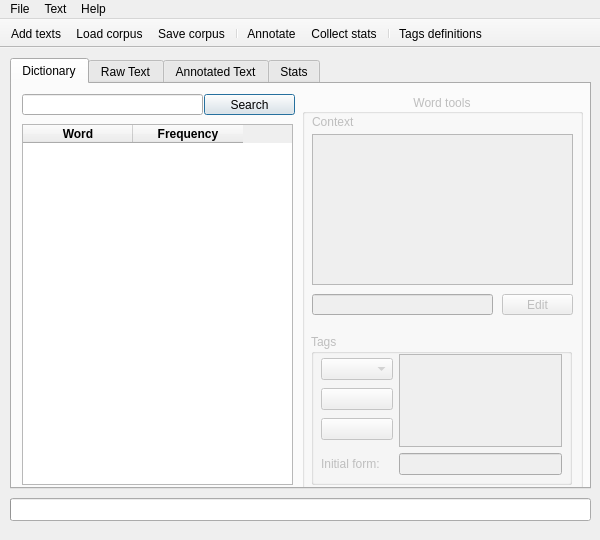
The window that App/app_window.ui (vladrrv/BSU-NLP) describes before a commit, drawn with Qt 5.
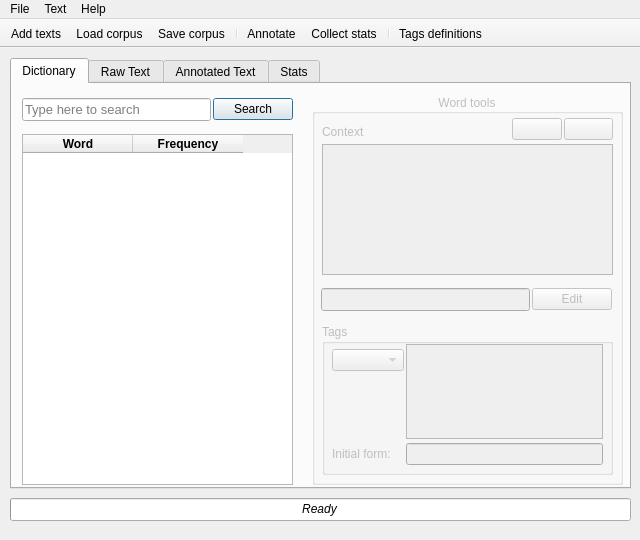
The same window after the commit. The open tabs and pages were chosen to show the change. Icons and pictures are not drawn.

The edit to the form file:
```diff
--- a/App/app_window.ui
+++ b/App/app_window.ui
@@ -6,7 +6,7 @@
    <rect>
     <x>0</x>
     <y>0</y>
-    <width>600</width>
+    <width>640</width>
     <height>540</height>
    </rect>
   </property>
@@ -18,18 +18,28 @@
   </property>
   <property name="minimumSize">
    <size>
-    <width>600</width>
+    <width>640</width>
     <height>540</height>
    </size>
   </property>
   <property name="maximumSize">
    <size>
-    <width>600</width>
+    <width>640</width>
     <height>540</height>
    </size>
   </property>
   <property name="windowTitle">
-   <string>Smart Dictionary</string>
+   <string>Smart Text Processor</string>
+  </property>
+  <property name="windowIcon">
+   <iconset resource="App.qrc">
+    <normaloff>:/icon/24x24/23.png</normaloff>:/icon/24x24/23.png</iconset>
+  </property>
+  <property name="iconSize">
+   <size>
+    <width>24</width>
+    <height>24</height>
+   </size>
   </property>
   <widget class="QWidget" name="centralwidget">
    <widget class="QProgressBar" name="progressBar">
@@ -37,7 +47,7 @@
      <rect>
       <x>10</x>
       <y>450</y>
-      <width>581</width>
+      <width>621</width>
       <height>23</height>
      </rect>
     </property>
@@ -53,7 +63,7 @@
      <rect>
       <x>10</x>
       <y>10</y>
-      <width>581</width>
+      <width>621</width>
       <height>431</height>
      </rect>
     </property>
@@ -68,9 +78,9 @@
       <property name="geometry">
        <rect>
         <x>10</x>
-        <y>40</y>
+        <y>50</y>
         <width>271</width>
-        <height>361</height>
+        <height>351</height>
        </rect>
       </property>
       <property name="editTriggers">
@@ -149,46 +159,16 @@
        </property>
       </column>
      </widget>
-     <widget class="QPushButton" name="pb_search">
-      <property name="geometry">
-       <rect>
-        <x>192</x>
-        <y>10</y>
-        <width>91</width>
-        <height>21</height>
-       </rect>
-      </property>
-      <property name="text">
-       <string>Search</string>
-      </property>
-      <property name="icon">
-       <iconset resource="App.qrc">
-        <normaloff>:/icon/24/objects/magnifier.png</normaloff>:/icon/24/objects/magnifier.png</iconset>
-      </property>
-      <property name="default">
-       <bool>true</bool>
-      </property>
-     </widget>
-     <widget class="QLineEdit" name="le_search">
-      <property name="geometry">
-       <rect>
-        <x>10</x>
-        <y>10</y>
-        <width>181</width>
-        <height>21</height>
-       </rect>
-      </property>
-     </widget>
      <widget class="QGroupBox" name="gb_word">
       <property name="enabled">
        <bool>false</bool>
       </property>
       <property name="geometry">
        <rect>
-        <x>290</x>
+        <x>300</x>
         <y>10</y>
-        <width>281</width>
-        <height>401</height>
+        <width>311</width>
+        <height>391</height>
        </rect>
       </property>
       <property name="title">
@@ -201,30 +181,17 @@
        <property name="geometry">
         <rect>
          <x>10</x>
-         <y>40</y>
-         <width>261</width>
-         <height>151</height>
+         <y>50</y>
+         <width>291</width>
+         <height>131</height>
         </rect>
        </property>
       </widget>
-      <widget class="QLineEdit" name="le_editword">
-       <property name="geometry">
-        <rect>
-         <x>10</x>
-         <y>200</y>
-         <width>181</width>
-         <height>21</height>
-        </rect>
-       </property>
-       <property name="readOnly">
-        <bool>true</bool>
-       </property>
-      </widget>
       <widget class="QLabel" name="label_context">
        <property name="geometry">
         <rect>
          <x>10</x>
-         <y>20</y>
+         <y>30</y>
          <width>55</width>
          <height>16</height>
         </rect>
@@ -233,29 +200,12 @@
         <string>Context</string>
        </property>
       </widget>
-      <widget class="QPushButton" name="pb_edit">
-       <property name="geometry">
-        <rect>
-         <x>200</x>
-         <y>200</y>
-         <width>71</width>
-         <height>21</height>
-        </rect>
-       </property>
-       <property name="text">
-        <string>Edit</string>
-       </property>
-       <property name="icon">
-        <iconset resource="App.qrc">
-         <normaloff>:/icon/24/office/pencil_green.png</normaloff>:/icon/24/office/pencil_green.png</iconset>
-       </property>
-      </widget>
       <widget class="QGroupBox" name="groupBox">
        <property name="geometry">
         <rect>
-         <x>9</x>
-         <y>240</y>
-         <width>261</width>
+         <x>10</x>
+         <y>230</y>
+         <width>291</width>
          <height>151</height>
         </rect>
        </property>
@@ -267,11 +217,17 @@
          <rect>
           <x>10</x>
           <y>20</y>
-          <width>241</width>
+          <width>271</width>
           <height>121</height>
          </rect>
         </property>
         <layout class="QGridLayout" name="gridLayout">
+         <property name="horizontalSpacing">
+          <number>2</number>
+         </property>
+         <property name="verticalSpacing">
+          <number>4</number>
+         </property>
          <item row="1" column="1">
           <widget class="QLineEdit" name="le_initform">
            <property name="enabled">
@@ -313,7 +269,10 @@
              </property>
              <property name="icon">
               <iconset resource="App.qrc">
-               <normaloff>:/icon/24/abstract/plus_green.png</normaloff>:/icon/24/abstract/plus_green.png</iconset>
+               <normaloff>:/icon/24x24/60.png</normaloff>:/icon/24x24/60.png</iconset>
+             </property>
+             <property name="flat">
+              <bool>true</bool>
              </property>
             </widget>
            </item>
@@ -330,7 +289,10 @@
              </property>
              <property name="icon">
               <iconset resource="App.qrc">
-               <normaloff>:/icon/24/abstract/minus_red.png</normaloff>:/icon/24/abstract/minus_red.png</iconset>
+               <normaloff>:/icon/24x24/59.png</normaloff>:/icon/24x24/59.png</iconset>
+             </property>
+             <property name="flat">
+              <bool>true</bool>
              </property>
             </widget>
            </item>
@@ -339,6 +301,128 @@
         </layout>
        </widget>
       </widget>
+      <widget class="QWidget" name="horizontalLayoutWidget">
+       <property name="geometry">
+        <rect>
+         <x>200</x>
+         <y>20</y>
+         <width>101</width>
+         <height>31</height>
+        </rect>
+       </property>
+       <layout class="QHBoxLayout" name="horizontalLayout">
+        <property name="spacing">
+         <number>2</number>
+        </property>
+        <item>
+         <widget class="QPushButton" name="pb_prev">
+          <property name="text">
+           <string/>
+          </property>
+          <property name="icon">
+           <iconset resource="App.qrc">
+            <normaloff>:/icon/24x24/56.png</normaloff>:/icon/24x24/56.png</iconset>
+          </property>
+         </widget>
+        </item>
+        <item>
+         <widget class="QPushButton" name="pb_next">
+          <property name="text">
+           <string/>
+          </property>
+          <property name="icon">
+           <iconset resource="App.qrc">
+            <normaloff>:/icon/24x24/57.png</normaloff>:/icon/24x24/57.png</iconset>
+          </property>
+         </widget>
+        </item>
+       </layout>
+      </widget>
+      <widget class="QWidget" name="horizontalLayoutWidget_2">
+       <property name="geometry">
+        <rect>
+         <x>9</x>
+         <y>190</y>
+         <width>291</width>
+         <height>31</height>
+        </rect>
+       </property>
+       <layout class="QHBoxLayout" name="horizontalLayout_2">
+        <property name="spacing">
+         <number>2</number>
+        </property>
+        <item>
+         <widget class="QLineEdit" name="le_editword">
+          <property name="font">
+           <font>
+            <pointsize>10</pointsize>
+           </font>
+          </property>
+          <property name="readOnly">
+           <bool>true</bool>
+          </property>
+         </widget>
+        </item>
+        <item>
+         <widget class="QPushButton" name="pb_edit">
+          <property name="text">
+           <string>Edit</string>
+          </property>
+          <property name="icon">
+           <iconset resource="App.qrc">
+            <normaloff>:/icon/24/office/pencil_green.png</normaloff>:/icon/24/office/pencil_green.png</iconset>
+          </property>
+         </widget>
+        </item>
+       </layout>
+      </widget>
+     </widget>
+     <widget class="QWidget" name="horizontalLayoutWidget_3">
+      <property name="geometry">
+       <rect>
+        <x>10</x>
+        <y>10</y>
+        <width>271</width>
+        <height>31</height>
+       </rect>
+      </property>
+      <layout class="QHBoxLayout" name="horizontalLayout_3">
+       <property name="spacing">
+        <number>2</number>
+       </property>
+       <item>
+        <widget class="QLineEdit" name="le_search">
+         <property name="font">
+          <font>
+           <pointsize>10</pointsize>
+          </font>
+         </property>
+         <property name="text">
+          <string/>
+         </property>
+         <property name="placeholderText">
+          <string>Type here to search</string>
+         </property>
+        </widget>
+       </item>
+       <item>
+        <widget class="QPushButton" name="pb_search">
+         <property name="text">
+          <string>Search</string>
+         </property>
+         <property name="icon">
+          <iconset resource="App.qrc">
+           <normaloff>:/icon/24x24/84.png</normaloff>:/icon/24x24/84.png</iconset>
+         </property>
+         <property name="default">
+          <bool>true</bool>
+         </property>
+         <property name="flat">
+          <bool>false</bool>
+         </property>
+        </widget>
+       </item>
+      </layout>
      </widget>
     </widget>
     <widget class="QWidget" name="tab_4">
@@ -492,14 +576,35 @@
      </widget>
     </widget>
    </widget>
+   <widget class="QLabel" name="label_progress">
+    <property name="geometry">
+     <rect>
+      <x>14</x>
+      <y>450</y>
+      <width>611</width>
+      <height>21</height>
+     </rect>
+    </property>
+    <property name="font">
+     <font>
+      <italic>true</italic>
+     </font>
+    </property>
+    <property name="text">
+     <string>Ready</string>
+    </property>
+    <property name="alignment">
+     <set>Qt::AlignCenter</set>
+    </property>
+   </widget>
   </widget>
   <widget class="QMenuBar" name="menubar">
    <property name="geometry">
     <rect>
      <x>0</x>
      <y>0</y>
-     <width>600</width>
-     <height>21</height>
+     <width>640</width>
+     <height>26</height>
     </rect>
    </property>
    <widget class="QMenu" name="menuFile">
```
Left out of the diff: 119 changed lines with no effect on the pictures.
